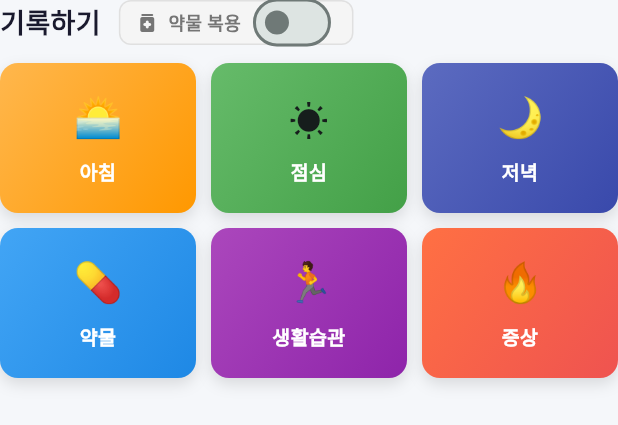
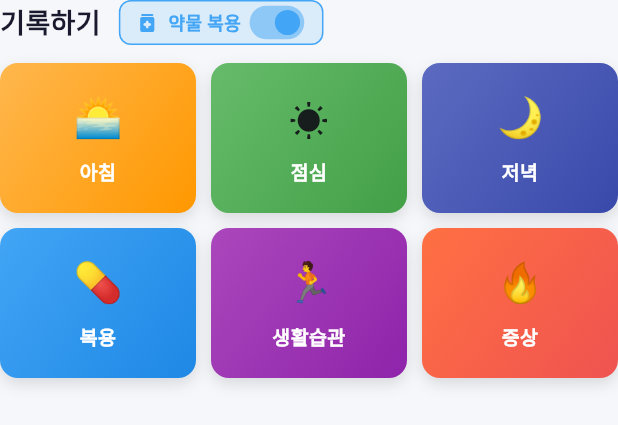
Before and after one commit to pyowonsik/NoGERD, a Flutter app: the _RecordMethodSection widget shown alone on an empty page, opened directly, on a phone screen of 412 x 824 dp. Shown: the top 425 px of the screen. Run offline on Flutter 3.47's test engine with Material 3 defaults, Android fonts, the phone set to English and light mode, and no system bars; our stand-ins replace connectivity_plus, csv, equatable, flutter_bloc, flutter_dotenv, flutter_gemini and 12 more; accounts and stored records are empty; Roboto replaces fonts that are missing (Pretendard).

Commit message:
hotfix : 약물 상태 개선 & 리드미 제거

```diff
--- a/lib/features/home/presentation/pages/home_page_v2.dart
+++ b/lib/features/home/presentation/pages/home_page_v2.dart
@@ -1,14 +1,11 @@
 import 'package:flutter/material.dart';
 import 'package:flutter_bloc/flutter_bloc.dart';
 import 'package:go_router/go_router.dart';
-
 import 'package:no_gerd/features/home/presentation/bloc/home_bloc.dart';
+import 'package:no_gerd/features/home/presentation/widgets/recent_records_section.dart';
+import 'package:no_gerd/features/home/presentation/widgets/today_summary_section.dart';
 import 'package:no_gerd/features/record/presentation/bloc/record_bloc.dart';
 import 'package:no_gerd/shared/shared.dart';
-import 'package:no_gerd/shared/constants/gerd_constants.dart';
-
-import 'package:no_gerd/features/home/presentation/widgets/recent_records_section.dart';
-import 'package:no_gerd/features/home/presentation/widgets/today_summary_section.dart';
 
 /// 홈 화면 V2 - 새로운 기획
 /// 기록 방법: [아침][점심][저녁] + [약물][생활습관][증상] (upsert 방식)
@@ -215,7 +212,7 @@ class _RecordMethodSection extends StatefulWidget {
 }
 
 class _RecordMethodSectionState extends State<_RecordMethodSection> {
-  bool _notTakingMedication = false;
+  bool _isTakingMedication = true;
 
   @override
   Widget build(BuildContext context) {
@@ -236,12 +233,12 @@ class _RecordMethodSectionState extends State<_RecordMethodSection> {
             Container(
               padding: const EdgeInsets.symmetric(horizontal: 10, vertical: 4),
               decoration: BoxDecoration(
-                color: _notTakingMedication
+                color: _isTakingMedication
                     ? AppTheme.info.withValues(alpha: 0.15)
                     : Colors.grey.shade100,
                 borderRadius: BorderRadius.circular(8),
                 border: Border.all(
-                  color: _notTakingMedication
+                  color: _isTakingMedication
                       ? AppTheme.info
                       : Colors.grey.shade300,
                 ),
@@ -250,11 +247,11 @@ class _RecordMethodSectionState extends State<_RecordMethodSection> {
                 mainAxisSize: MainAxisSize.min,
                 children: [
                   Icon(
-                    _notTakingMedication
-                        ? Icons.cancel_rounded
-                        : Icons.medication_rounded,
+                    _isTakingMedication
+                        ? Icons.medication_rounded
+                        : Icons.cancel_rounded,
                     size: 16,
-                    color: _notTakingMedication
+                    color: _isTakingMedication
                         ? AppTheme.info
                         : Colors.grey.shade600,
                   ),
@@ -264,21 +261,25 @@ class _RecordMethodSectionState extends State<_RecordMethodSection> {
                     style: TextStyle(
                       fontSize: 12,
                       fontWeight: FontWeight.w600,
-                      color: _notTakingMedication
+                      color: _isTakingMedication
                           ? AppTheme.info
                           : Colors.grey.shade600,
                     ),
                   ),
                   const SizedBox(width: 4),
-                  SizedBox(
+                  Transform.scale(
+                    scale: 0.7,
+                    child: SizedBox(
                       height: 20,
+                      width: 40,
                       child: Switch(
-                      value: _notTakingMedication,
+                        value: _isTakingMedication,
                         onChanged: (value) {
-                        setState(() => _notTakingMedication = value);
+                          setState(() => _isTakingMedication = value);
                         },
                         materialTapTargetSize: MaterialTapTargetSize.shrinkWrap,
                         activeThumbColor: AppTheme.info,
+                      ),
                     ),
                   ),
                 ],
@@ -339,16 +340,11 @@ class _RecordMethodSectionState extends State<_RecordMethodSection> {
           children: [
             Expanded(
               child: _RecordButton(
-                emoji: _notTakingMedication ? '🚫' : '💊',
-                label: _notTakingMedication ? '안먹음' : '약물',
-                gradient: _notTakingMedication
-                    ? const LinearGradient(
-                        colors: [Color(0xFF64B5F6), Color(0xFF42A5F5)],
-                        begin: Alignment.topLeft,
-                        end: Alignment.bottomRight,
-                      )
-                    : AppTheme.medicationGradient,
-                onTap: () => widget.onMedicationTap(_notTakingMedication),
+                emoji: '💊',
+                label: '복용',
+                gradient: AppTheme.medicationGradient,
+                onTap: () => widget.onMedicationTap(false),
+                disabled: !_isTakingMedication,
               ),
             ),
             const SizedBox(width: 10),
```
Also changed, not shown: 1 other file. Lines whose indentation alone changed are shown as unchanged.
